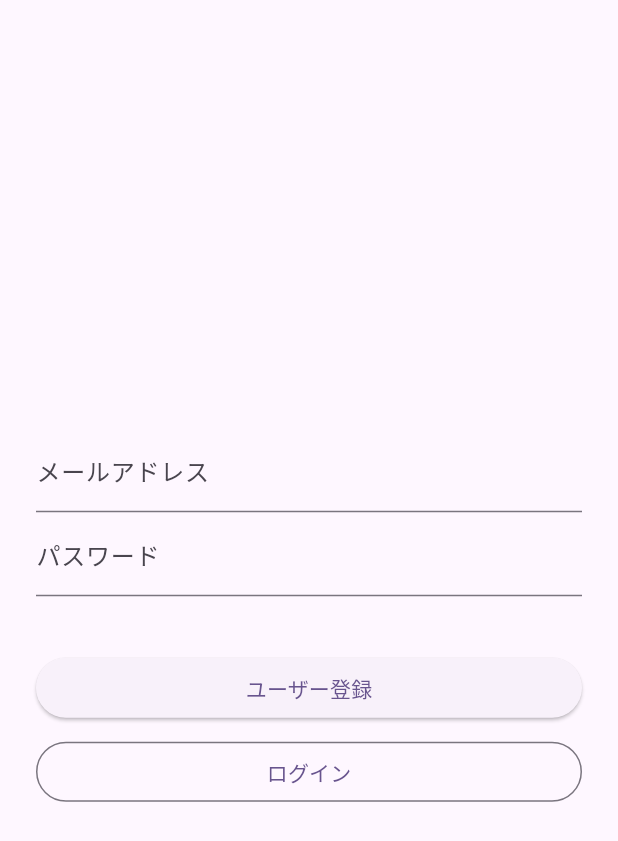
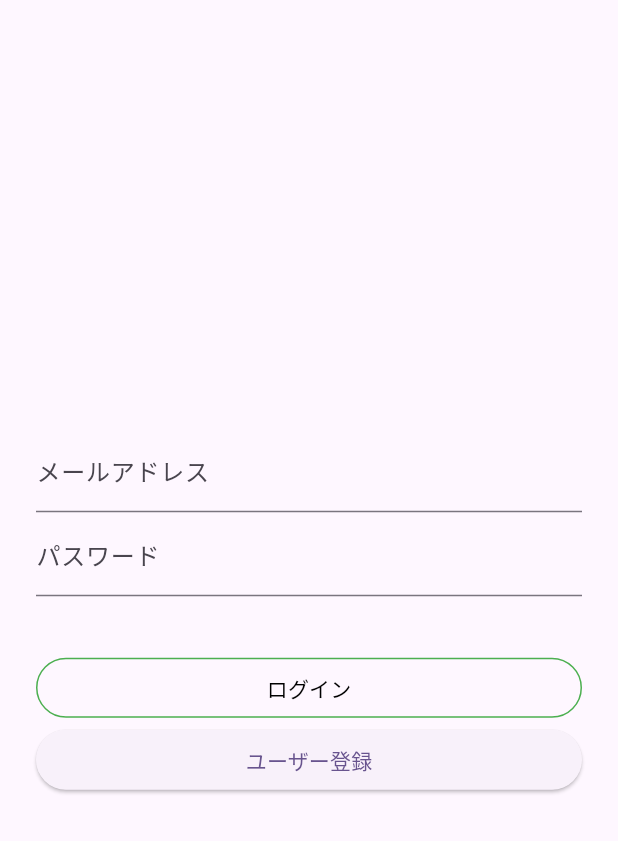
Before and after one commit to torusa0603/feel_free_bizmail, a Flutter app: the screen it shows after launch, on a phone screen of 412 x 824 dp. Shown: the top 841 px of the screen. Run offline on Flutter 3.47's test engine with Material 3 defaults, Android fonts, the phone set to English and light mode, and no system bars; our stand-ins replace firebase_auth, firebase_core, flutter_hooks, freezed_annotation, google_generative_ai, hooks_riverpod and 2 more; accounts and stored records are empty; generated files the repository leaves out were written again.

Commit message:
メールアドレスやパスワードをローカルに保存可能

```diff
--- a/lib/presentation/page/sign_in.dart
+++ b/lib/presentation/page/sign_in.dart
@@ -3,16 +3,42 @@ import 'package:hooks_riverpod/hooks_riverpod.dart';
 import 'package:flutter_hooks/flutter_hooks.dart';
 import 'package:feel_free_bizmail/presentation/page/create_mail_context.dart';
 import 'package:firebase_auth/firebase_auth.dart';
+import 'package:shared_preferences/shared_preferences.dart';
 
+@immutable
 class SignInPage extends HookConsumerWidget {
   const SignInPage({super.key, required this.title});
   final String title;
+
+  final keyMail = "mail";
+  final keyPassword = "password";
 
   @override
   Widget build(BuildContext context, WidgetRef ref) {
     var stateEmail = useState("");
     var statePassword = useState("");
     var stateInfomag = useState("");
+
+    // prefsを状態として管理
+    var prefsState = useState<SharedPreferences?>(null);
+
+    // 初期処理: useEffectを使って初回描画時に一度だけ処理を行う
+    useEffect(() {
+      Future<void> fetchData() async {
+        // 初期処理 (例えば、プロバイダーの監視やデータ取得)
+        final prefs = await SharedPreferences.getInstance();
+        prefsState.value = prefs;
+        stateEmail.value = prefsState.value!.getString(keyMail) ?? "";
+        debugPrint(stateEmail.value);
+        statePassword.value = prefsState.value!.getString(keyPassword) ?? "";
+        debugPrint(statePassword.value);
+      }
+
+      fetchData();
+
+      // クリーンアップ処理（必要ならここでリソースを解放）
+      return null;
+    }, []);
 
     return Scaffold(
       body: Center(
@@ -24,6 +50,7 @@ class SignInPage extends HookConsumerWidget {
               // メールアドレス入力
               TextFormField(
                   decoration: const InputDecoration(labelText: 'メールアドレス'),
+                  controller: TextEditingController(text: stateEmail.value),
                   onChanged: (String value) {
                     stateEmail.value = value;
                   }),
@@ -31,6 +58,7 @@ class SignInPage extends HookConsumerWidget {
               TextFormField(
                 decoration: const InputDecoration(labelText: 'パスワード'),
                 obscureText: true,
+                controller: TextEditingController(text: statePassword.value),
                 onChanged: (String value) {
                   statePassword.value = value;
                 },
@@ -39,6 +67,46 @@ class SignInPage extends HookConsumerWidget {
                 padding: const EdgeInsets.all(8),
                 // メッセージ表示
                 child: Text(stateInfomag.value),
+              ),
+              SizedBox(
+                width: double.infinity,
+                // ログイン登録ボタン
+                child: OutlinedButton(
+                  style: OutlinedButton.styleFrom(
+                    foregroundColor: Colors.black,
+                    shape: const StadiumBorder(),
+                    side: const BorderSide(color: Colors.green),
+                  ),
+                  onPressed: () async {
+                    try {
+                      // メール/パスワードでログイン
+                      final FirebaseAuth auth = FirebaseAuth.instance;
+                      await auth.signInWithEmailAndPassword(
+                        email: stateEmail.value,
+                        password: statePassword.value,
+                      );
+                      // ログインに成功した場合
+                      // チャット画面に遷移＋ログイン画面を破棄
+                      if (context.mounted) {
+                        prefsState.value!.setString(keyMail, stateEmail.value);
+                        prefsState.value!
+                            .setString(keyPassword, statePassword.value);
+                        Navigator.push(
+                          context,
+                          MaterialPageRoute(
+                            builder: (context) => const CreateMailContextPage(
+                              title: 'Feel free Bizmail',
+                            ),
+                          ),
+                        );
+                      }
+                    } catch (e) {
+                      stateInfomag.value = "ログインに失敗しました。";
+                      debugPrint(e.toString());
+                    }
+                  },
+                  child: const Text('ログイン'),
+                ),
               ),
               SizedBox(
                 width: double.infinity,
@@ -73,38 +141,6 @@ class SignInPage extends HookConsumerWidget {
                 ),
               ),
               const SizedBox(height: 8),
-              SizedBox(
-                width: double.infinity,
-                // ログイン登録ボタン
-                child: OutlinedButton(
-                  child: const Text('ログイン'),
-                  onPressed: () async {
-                    try {
-                      // メール/パスワードでログイン
-                      final FirebaseAuth auth = FirebaseAuth.instance;
-                      await auth.signInWithEmailAndPassword(
-                        email: stateEmail.value,
-                        password: statePassword.value,
-                      );
-                      // ログインに成功した場合
-                      // チャット画面に遷移＋ログイン画面を破棄
-                      if (context.mounted) {
-                        Navigator.push(
-                          context,
-                          MaterialPageRoute(
-                            builder: (context) => const CreateMailContextPage(
-                              title: 'Feel free Bizmail',
-                            ),
-                          ),
-                        );
-                      }
-                    } catch (e) {
-                      stateInfomag.value = "ログインに失敗しました。";
-                      debugPrint(e.toString());
-                    }
-                  },
-                ),
-              ),
             ],
           ),
         ),
--- a/pubspec.yaml
+++ b/pubspec.yaml
@@ -42,6 +42,7 @@ dependencies:
   firebase_core: ^3.4.0
   firebase_auth: ^5.2.0
   freezed_annotation: ^2.4.4
+  shared_preferences: ^2.3.2
 
 dev_dependencies:
   flutter_test:
```
